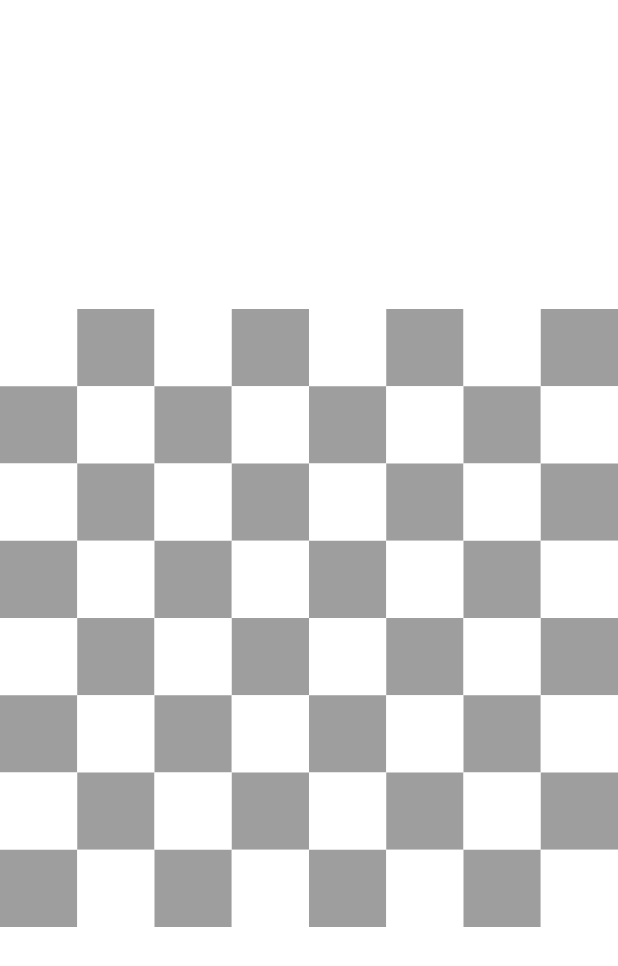
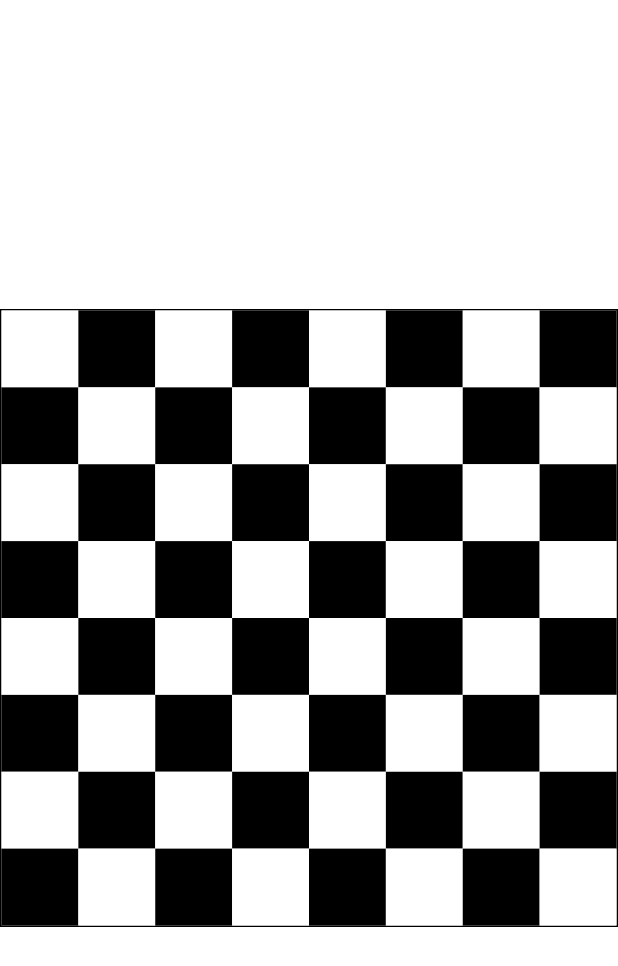
Before and after one commit to Jeeva111/flutter-chess-with-gemini, a Flutter app: the screen it shows after launch, on a phone screen of 412 x 824 dp. Shown: the top 966 px of the screen. Run offline on Flutter 3.47's test engine with Material 3 defaults, Android fonts, the phone set to English and light mode, and no system bars; our stand-ins replace flutter_svg.

Commit message:
Chess piece implementation

```diff
--- a/lib/board.dart
+++ b/lib/board.dart
@@ -1,19 +1,53 @@
-import 'package:chess/component/chess_box.dart';
+import 'package:chess/component/chess_board.dart';
+import 'package:chess/component/chess_piece.dart';
 import 'package:chess/const.dart';
 import 'package:flutter/material.dart';
 
-class ChessBoard extends StatelessWidget {
-  final int index;
-  const ChessBoard({super.key, required this.index});
+class RenderBoard extends StatefulWidget {
+  final ChessBoard chessBoard;
+  final ChessPieceTemplate chessPieces;
+  const RenderBoard({super.key, required this.chessBoard, required this.chessPieces});
 
-  bool get isWhite {
-    int x = index ~/ Chess.boxes;
-    int y = index % Chess.boxes;
-    return (x + y) % 2 == 0;
+  @override
+  State<RenderBoard> createState() => _RenderBoardState();
+}
+
+class _RenderBoardState extends State<RenderBoard> {
+  bool isSelected = false;
+  List<List<ChessPieceData?>> chessPiece = List.generate(8, (x) => List.generate(8, (y) => null));
+  @override
+  void initState() {
+    super.initState();
   }
 
   @override
   Widget build(BuildContext context) {
-    return isWhite ? const WhiteBox() : const BlackBox();
+    return Container(
+      decoration: BoxDecoration(border: Border.all()),
+      child: GridView.builder(
+        shrinkWrap: true,
+        itemCount: Chess.totalBoxes,
+        gridDelegate: const SliverGridDelegateWithFixedCrossAxisCount(crossAxisCount: 8),
+        itemBuilder: (context, index) {
+          int x = index ~/ Chess.boxes;
+          int y = index % Chess.boxes;
+          bool isWhite = (x + y) % 2 == 0;
+          return widget.chessBoard.render(index: index, isColor1: isWhite, isSelected: isSelected, chessPiece: chessPiece[x][y]);
+        },
+      ),
+    );
   }
 }
+
+bool indexExists(List<List<dynamic>> arr, int row, int col) {
+  // Check if the row index is within bounds
+  if (row < 0 || row >= arr.length) {
+    return false;
+  }
+  // Check if the column index is within bounds
+  if (col < 0 || col >= arr[row].length) {
+    return false;
+  }
+  // Both row and column indices are within bounds
+  return true;
+}
--- /dev/null
+++ b/lib/component/chess_board.dart
@@ -0,0 +1,40 @@
+import 'package:chess/component/chess_piece.dart';
+import 'package:flutter/material.dart';
+import 'package:flutter_svg/flutter_svg.dart';
+
+abstract class ChessBoard {
+  final ({
+    Color color1,
+    Color color2
+  }) boxColor;
+  const ChessBoard({required this.boxColor});
+  Widget render({required int index, required bool isColor1, required bool isSelected, ChessPieceData? chessPiece});
+}
+
+class ClassicBoard implements ChessBoard {
+  const ClassicBoard();
+
+  @override
+  Widget render({required int index, required bool isColor1, required bool isSelected, ChessPieceData? chessPiece}) {
+    return ColoredBox(
+      color: isColor1 ? boxColor.color1 : boxColor.color2,
+      child: drawChessPiece(chessPiece?.icon),
+    );
+  }
+
+  @override
+  ({
+    Color color1,
+    Color color2
+  }) get boxColor => (
+        color1: Colors.white,
+        color2: Colors.black
+      );
+}
+
+Widget? drawChessPiece(String? svgImagePath, [Color color = Colors.pink]) {
+  if (svgImagePath != null) {
+    return SvgPicture.asset(svgImagePath, colorFilter: ColorFilter.mode(color, BlendMode.srcIn));
+  }
+  return null;
+}
--- a/lib/component/chess_box.dart
+++ /dev/null
@@ -1,23 +0,0 @@
-import 'package:flutter/material.dart';
-
-abstract class ChessBox extends StatelessWidget {
-  const ChessBox({super.key});
-}
-
-class WhiteBox extends ChessBox {
-  const WhiteBox({super.key});
-
-  @override
-  Widget build(BuildContext context) {
-    return const ColoredBox(color: Colors.white);
-  }
-}
-
-class BlackBox extends ChessBox {
-  const BlackBox({super.key});
-
-  @override
-  Widget build(BuildContext context) {
-    return const ColoredBox(color: Colors.grey);
-  }
-}
--- a/lib/component/chess_piece.dart
+++ b/lib/component/chess_piece.dart
@@ -1,9 +1,90 @@
-import 'package:chess/const.dart';
+import 'package:flutter/material.dart';
 
-abstract class ChessPiece {
-  final ChessPieceType type;
-  final bool isWhite;
-  final String imagePath;
+class ClassicChessPiece implements ChessPieceTemplate {
+  @override
+  // Black and white piece
+  (
+    Color,
+    Color
+  ) get colors => (
+        Colors.white,
+        Colors.black
+      );
 
-  const ChessPiece({required this.type, required this.isWhite, required this.imagePath});
+  @override
+  ChessPieceData get bishop => (
+        type: ChessPieceType.bishop,
+        icon: "assets/piece/sample.svg"
+      );
+
+  @override
+  ChessPieceData get king => (
+        type: ChessPieceType.king,
+        icon: "assets/piece/sample.svg"
+      );
+
+  @override
+  ChessPieceData get knight => (
+        type: ChessPieceType.knight,
+        icon: "assets/piece/sample.svg"
+      );
+
+  @override
+  ChessPieceData get pawn => (
+        type: ChessPieceType.pawn,
+        icon: "assets/piece/sample.svg"
+      );
+
+  @override
+  ChessPieceData get queen => (
+        type: ChessPieceType.queen,
+        icon: "assets/piece/sample.svg"
+      );
+
+  @override
+  ChessPieceData get rook => (
+        type: ChessPieceType.rook,
+        icon: "assets/piece/sample.svg"
+      );
+  const ClassicChessPiece();
 }
+
+typedef ChessPieceData = ({
+  ChessPieceType type,
+  String icon
+});
+
+abstract class ChessPieceTemplate {
+  final (
+    Color color1,
+    Color color2
+  ) colors;
+  final ChessPieceData pawn;
+  final ChessPieceData rook;
+  final ChessPieceData knight;
+  final ChessPieceData bishop;
+  final ChessPieceData queen;
+  final ChessPieceData king;
+  const ChessPieceTemplate({
+    required this.pawn,
+    required this.rook,
+    required this.knight,
+    required this.bishop,
+    required this.queen,
+    required this.king,
+    required this.colors,
+  });
+}
+
+enum ChessPieceType {
+  pawn,
+  rook,
+  knight,
+  bishop,
+  queen,
+  king;
+}
+
+class ChessPiece {
+  const ChessPiece();
+}
--- a/lib/game.dart
+++ b/lib/game.dart
@@ -1,24 +1,22 @@
 import 'package:chess/board.dart';
+import 'package:chess/component/chess_board.dart';
+import 'package:chess/component/chess_piece.dart';
 import 'package:chess/const.dart';
 import 'package:flutter/material.dart';
+
+const ChessBoard classicBoard = ClassicBoard();
+const ChessPieceTemplate classicChessPiece = ClassicChessPiece();
 
 class ChessGame extends StatelessWidget {
   const ChessGame({super.key});
   @override
   Widget build(BuildContext context) {
-    return Scaffold(
+    return const Scaffold(
         backgroundColor: Chess.backgroundColor,
         body: Center(
-          child: GridView.builder(
-            shrinkWrap: true,
-            itemCount: 8 * 8,
-            gridDelegate: const SliverGridDelegateWithFixedCrossAxisCount(crossAxisCount: 8),
-            itemBuilder: (context, index) {
-              return ChessBoard(
-                index: index,
-              );
-            },
-          ),
-        ));
+            child: RenderBoard(
+          chessBoard: classicBoard,
+          chessPieces: classicChessPiece,
+        )));
   }
 }
--- a/pubspec.yaml
+++ b/pubspec.yaml
@@ -35,6 +35,7 @@ dependencies:
   # The following adds the Cupertino Icons font to your application.
   # Use with the CupertinoIcons class for iOS style icons.
   cupertino_icons: ^1.0.6
+  flutter_svg: ^2.0.10+1
 
 dev_dependencies:
   flutter_test:
@@ -59,7 +60,8 @@ flutter:
   uses-material-design: true
 
   # To add assets to your application, add an assets section, like this:
-  # assets:
+  assets:
+    - assets/piece/
   #   - images/a_dot_burr.jpeg
   #   - images/a_dot_ham.jpeg
 
```
Also changed, not shown: lib/const.dart (+0 -9 lines), assets/piece/sample.svg (added), pubspec.lock, 1 other file.
